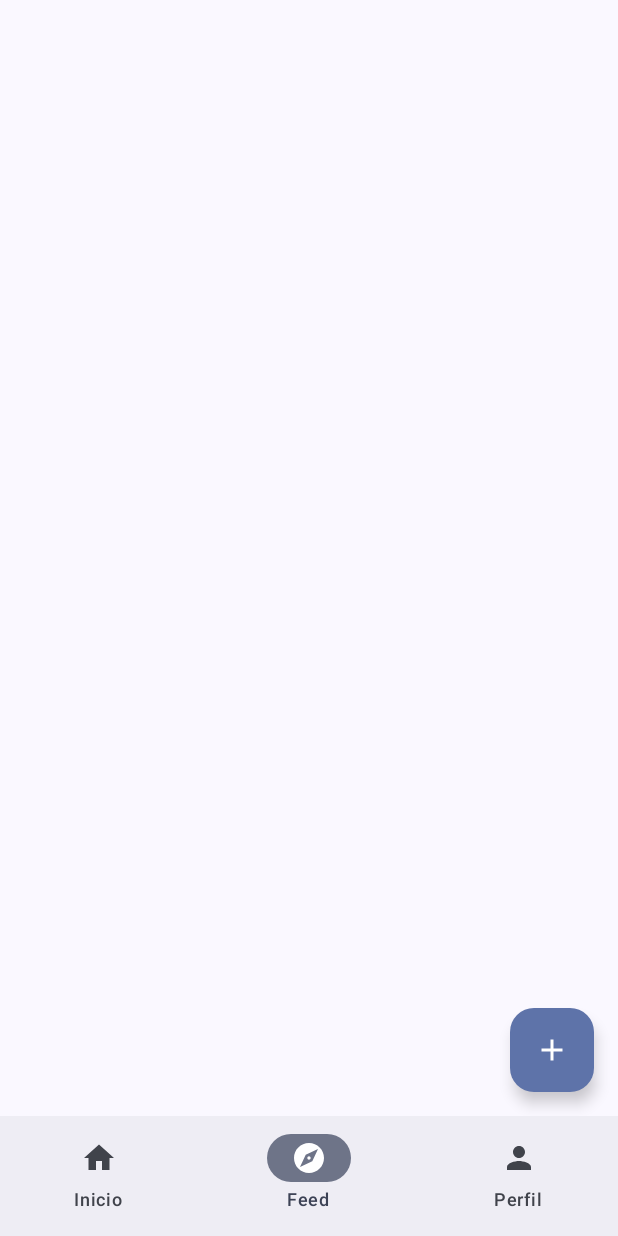
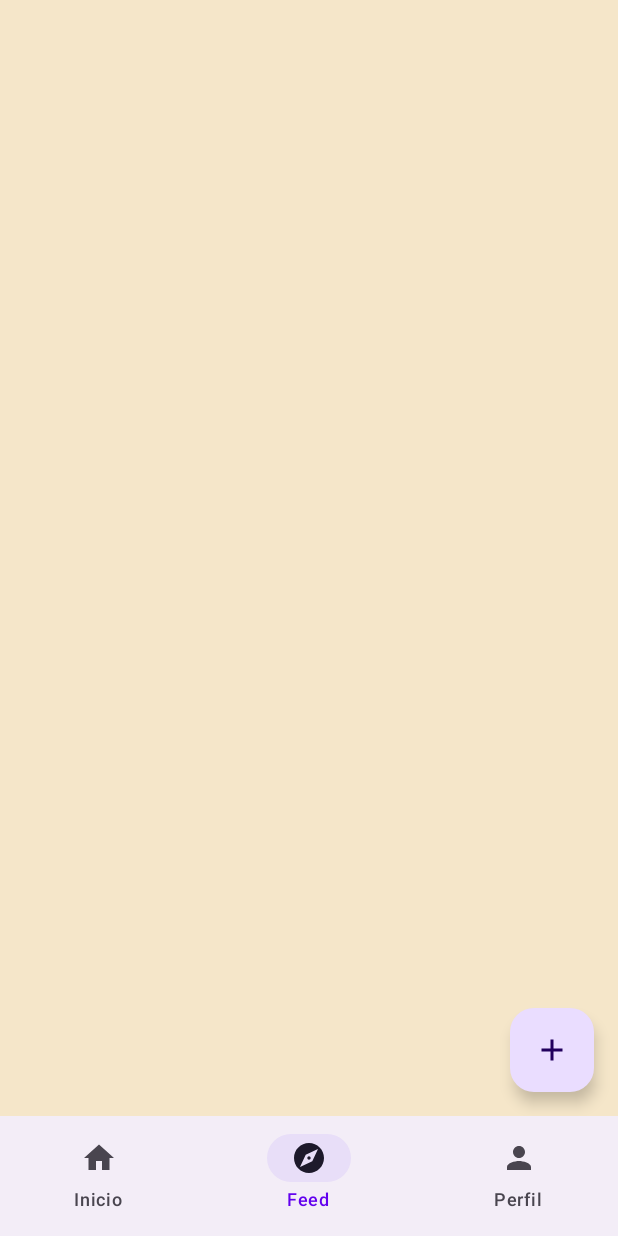
Before and after one commit to juanrobilara/progressian, an Android app built with Jetpack Compose: the screen it shows after launch (MainActivity), item 2 of the bottom bar chosen, on a phone screen of 412 x 824 dp. Run offline under Robolectric (Android 15) with nearby library versions, the phone set to English and light mode, and no system bars; our stand-ins replace Dagger/Hilt's generated code, Firebase (no records; nobody signed in at launch, a user with empty details on screens opened directly), Room's generated code; libraries missing offline, so code that uses them is left out: com.google.ai.client; pictures from the network do not load.

Commit message:
Refactor de UI v1: colores y componentes 1

```diff
--- a/app/build.gradle.kts
+++ b/app/build.gradle.kts
@@ -154,4 +154,7 @@ dependencies {
     //Gemini
     implementation("com.google.ai.client.generativeai:generativeai:0.9.0")
 
+    //Fonts
+    implementation("androidx.compose.ui:ui-text-google-fonts:1.5.4")
+
 }
--- /dev/null
+++ b/app/src/main/java/com/jurobil/progressian/core/audio/SoundManager.kt
@@ -0,0 +1,4 @@
+package com.jurobil.progressian.core.audio
+
+class SoundManager {
+}
--- a/app/src/main/java/com/jurobil/progressian/data/repository/HabitRepositoryImpl.kt
+++ b/app/src/main/java/com/jurobil/progressian/data/repository/HabitRepositoryImpl.kt
@@ -19,8 +19,11 @@ class HabitRepositoryImpl @Inject constructor(
 ) : HabitRepository {
 
     override fun getAllHabits(): Flow<List<Habit>> {
-        val currentUserId = auth.currentUser?.uid ?: return kotlinx.coroutines.flow.emptyFlow()
+        val currentUserId = auth.currentUser?.uid
 
+        if (currentUserId == null) {
+            return kotlinx.coroutines.flow.flowOf(emptyList())
+        }
         return dao.getAllHabits(currentUserId).map { list ->
             list.map { it.toDomain() }
         }
--- /dev/null
+++ b/app/src/main/java/com/jurobil/progressian/data/repository/SettingsRepository.kt
@@ -0,0 +1,30 @@
+package com.jurobil.progressian.data.repository
+
+import android.content.Context
+import androidx.datastore.preferences.core.booleanPreferencesKey
+import androidx.datastore.preferences.core.edit
+import androidx.datastore.preferences.preferencesDataStore
+import dagger.hilt.android.qualifiers.ApplicationContext
+import kotlinx.coroutines.flow.Flow
+import kotlinx.coroutines.flow.map
+import javax.inject.Inject
+import javax.inject.Singleton
+
+val Context.dataStore by preferencesDataStore(name = "settings")
+
+@Singleton
+class SettingsRepository @Inject constructor(
+    @ApplicationContext private val context: Context
+) {
+    private val IS_FIRST_TIME_KEY = booleanPreferencesKey("is_first_time")
+
+    val isFirstTime: Flow<Boolean> = context.dataStore.data.map { preferences ->
+        preferences[IS_FIRST_TIME_KEY] ?: true
+    }
+
+    suspend fun completeOnboarding() {
+        context.dataStore.edit { settings ->
+            settings[IS_FIRST_TIME_KEY] = false
+        }
+    }
+}
--- /dev/null
+++ b/app/src/main/java/com/jurobil/progressian/ui/components/RpgComponents.kt
@@ -0,0 +1,60 @@
+package com.jurobil.progressian.ui.components
+
+import androidx.compose.foundation.border
+import androidx.compose.foundation.shape.RoundedCornerShape
+import androidx.compose.material3.*
+import androidx.compose.runtime.Composable
+import androidx.compose.ui.Modifier
+import androidx.compose.ui.text.input.VisualTransformation
+import androidx.compose.ui.unit.dp
+
+@Composable
+fun RpgButton(
+    text: String,
+    onClick: () -> Unit,
+    modifier: Modifier = Modifier,
+    enabled: Boolean = true
+) {
+    Button(
+        onClick = onClick,
+        modifier = modifier
+            .border(2.dp, MaterialTheme.colorScheme.primary, RoundedCornerShape(8.dp)),
+        colors = ButtonDefaults.buttonColors(
+            containerColor = MaterialTheme.colorScheme.surface,
+            contentColor = MaterialTheme.colorScheme.primary
+        ),
+        shape = RoundedCornerShape(8.dp),
+        enabled = enabled
+    ) {
+        Text(
+            text = text.uppercase(),
+            style = MaterialTheme.typography.labelLarge
+        )
+    }
+}
+
+@Composable
+fun RpgTextField(
+    value: String,
+    onValueChange: (String) -> Unit,
+    label: String,
+    modifier: Modifier = Modifier,
+    visualTransformation: VisualTransformation = VisualTransformation.None
+) {
+    OutlinedTextField(
+        value = value,
+        onValueChange = onValueChange,
+        label = { Text(label) },
+        modifier = modifier,
+        colors = OutlinedTextFieldDefaults.colors(
+            focusedBorderColor = MaterialTheme.colorScheme.primary,
+            unfocusedBorderColor = MaterialTheme.colorScheme.outline.copy(alpha = 0.5f),
+            focusedTextColor = MaterialTheme.colorScheme.onBackground,
+            cursorColor = MaterialTheme.colorScheme.primary,
+            focusedLabelColor = MaterialTheme.colorScheme.primary
+        ),
+        shape = RoundedCornerShape(12.dp),
+        visualTransformation = visualTransformation,
+        singleLine = true
+    )
+}
--- a/app/src/main/java/com/jurobil/progressian/ui/screens/homeScreen/HomeScreen.kt
+++ b/app/src/main/java/com/jurobil/progressian/ui/screens/homeScreen/HomeScreen.kt
@@ -34,6 +34,7 @@ import androidx.hilt.navigation.compose.hiltViewModel
 import coil.compose.AsyncImage
 import com.jurobil.progressian.domain.model.Habit
 import com.jurobil.progressian.domain.model.Mission
+import com.jurobil.progressian.ui.components.RpgButton
 import com.jurobil.progressian.ui.screens.homeScreen.viewmodel.HomeViewModel
 
 @OptIn(ExperimentalMaterial3Api::class)
@@ -64,6 +65,26 @@ fun HomeScreen(
         }
         habitIdToUpdateImage = null
     }
+
+    val showWelcome by viewModel.showWelcomeDialog.collectAsState()
+    if (showWelcome) {
+        AlertDialog(
+            onDismissRequest = {},
+            containerColor = MaterialTheme.colorScheme.surface,
+            titleContentColor = MaterialTheme.colorScheme.primary,
+            textContentColor = MaterialTheme.colorScheme.onSurface,
+            title = {
+                Text("¡Bienvenido Aventurero!", style = MaterialTheme.typography.headlineMedium)
+            },
+            text = {
+                Text("Progressian convierte tu vida en un RPG.\n\n1. Crea Hábitos.\n2. Completa Misiones.\n3. Gana XP y sube de nivel.")
+            },
+            confirmButton = {
+                RpgButton(text = "Comenzar Aventura", onClick = { viewModel.onDismissWelcome() })
+            }
+        )
+    }
+
 
     LaunchedEffect(state.error) {
         if (state.error != null) {
@@ -122,7 +143,7 @@ fun HomeScreen(
                 TextButton(
                     onClick = {
                         showActionDialog = false
-                        showEditDialog = true // Abrir el de edición
+                        showEditDialog = true
                     }
                 ) { Text("Editar") }
             },
@@ -321,8 +342,8 @@ fun HabitCard(
             Text(
                 text = habit.description,
                 style = MaterialTheme.typography.bodySmall,
-                modifier = Modifier.fillMaxWidth() // Ocupa todo el ancho
-                // maxLines = 2
+                modifier = Modifier.fillMaxWidth()
+
             )
 
             HorizontalDivider(modifier = Modifier.padding(vertical = 8.dp))
@@ -370,8 +391,8 @@ fun HabitPreviewDialog(
     habit: Habit,
     onConfirm: () -> Unit,
     onDismiss: () -> Unit,
-    onDeleteMission: (String) -> Unit, // Callback borrar
-    onAddMission: (String) -> Unit     // Callback agregar
+    onDeleteMission: (String) -> Unit,
+    onAddMission: (String) -> Unit
 ) {
     var newMissionText by remember { mutableStateOf("") }
 
@@ -383,7 +404,7 @@ fun HabitPreviewDialog(
                 Text(habit.description, style = MaterialTheme.typography.bodySmall)
                 Spacer(modifier = Modifier.height(16.dp))
 
-                // Lista de misiones con scroll
+
                 LazyColumn(modifier = Modifier.heightIn(max = 200.dp)) {
                     items(habit.missions) { mission ->
                         Row(
@@ -401,7 +422,7 @@ fun HabitPreviewDialog(
 
                 HorizontalDivider(modifier = Modifier.padding(vertical = 8.dp))
 
-                // Input simple para agregar
+
                 Row(verticalAlignment = Alignment.CenterVertically) {
                     OutlinedTextField(
                         value = newMissionText,
--- a/app/src/main/java/com/jurobil/progressian/ui/screens/homeScreen/viewmodel/HomeViewModel.kt
+++ b/app/src/main/java/com/jurobil/progressian/ui/screens/homeScreen/viewmodel/HomeViewModel.kt
@@ -3,6 +3,7 @@ package com.jurobil.progressian.ui.screens.homeScreen.viewmodel
 import androidx.lifecycle.ViewModel
 import androidx.lifecycle.viewModelScope
 import com.jurobil.progressian.core.result.Result
+import com.jurobil.progressian.data.repository.SettingsRepository
 import com.jurobil.progressian.domain.model.Difficulty
 import com.jurobil.progressian.domain.model.Habit
 import com.jurobil.progressian.domain.model.Mission
@@ -35,6 +36,7 @@ data class HomeUiState(
 class HomeViewModel @Inject constructor(
     private val habitRepository: HabitRepository,
     private val userRepository: UserRepository,
+    private val settingsRepository: SettingsRepository,
     private val generateHabitPlanUseCase: GenerateHabitPlanUseCase,
     private val completeMissionUseCase: CompleteMissionUseCase,
     private val updateMissionStatusUseCase: UpdateMissionStatusUseCase
@@ -64,6 +66,19 @@ class HomeViewModel @Inject constructor(
     private fun loginAnonymously() {
         viewModelScope.launch {
             userRepository.loginAnonymously()
+        }
+    }
+
+    val showWelcomeDialog = settingsRepository.isFirstTime
+        .stateIn(
+            scope = viewModelScope,
+            started = SharingStarted.WhileSubscribed(5000),
+            initialValue = false
+        )
+
+    fun onDismissWelcome() {
+        viewModelScope.launch {
+            settingsRepository.completeOnboarding()
         }
     }
 
--- a/app/src/main/java/com/jurobil/progressian/ui/theme/Color.kt
+++ b/app/src/main/java/com/jurobil/progressian/ui/theme/Color.kt
@@ -9,3 +9,22 @@ val Pink80 = Color(0xFFEFB8C8)
 val Purple40 = Color(0xFF6650a4)
 val PurpleGrey40 = Color(0xFF625b71)
 val Pink40 = Color(0xFF7D5260)
+
+val Gold80 = Color(0xFFFFD700)
+val Gold40 = Color(0xFF8B7500)
+
+
+val Arcane80 = Color(0xFFBB86FC)
+val Arcane40 = Color(0xFF6200EE)
+
+
+val DungeonBlack = Color(0xFF121212)
+val DungeonGray = Color(0xFF1E1E1E)
+
+
+val ParchmentPaper = Color(0xFFF5E6C9)
+val InkBlack = Color(0xFF1C1B1F)
+
+
+val CrimsonRed = Color(0xFFCF6679)
+val BloodRed = Color(0xFFB00020)
--- a/app/src/main/java/com/jurobil/progressian/ui/theme/Theme.kt
+++ b/app/src/main/java/com/jurobil/progressian/ui/theme/Theme.kt
@@ -9,35 +9,42 @@ import androidx.compose.material3.dynamicDarkColorScheme
 import androidx.compose.material3.dynamicLightColorScheme
 import androidx.compose.material3.lightColorScheme
 import androidx.compose.runtime.Composable
+import androidx.compose.runtime.SideEffect
+import androidx.compose.ui.graphics.toArgb
 import androidx.compose.ui.platform.LocalContext
+import androidx.compose.ui.platform.LocalView
+import androidx.core.view.WindowCompat
 
 private val DarkColorScheme = darkColorScheme(
-    primary = Purple80,
-    secondary = PurpleGrey80,
-    tertiary = Pink80
+    primary = Gold80,
+    onPrimary = DungeonBlack,
+    secondary = Arcane80,
+    onSecondary = DungeonBlack,
+    background = DungeonBlack,
+    onBackground = ParchmentPaper,
+    surface = DungeonGray,
+    onSurface = ParchmentPaper,
+    error = CrimsonRed,
+    onError = DungeonBlack
 )
 
 private val LightColorScheme = lightColorScheme(
-    primary = Purple40,
-    secondary = PurpleGrey40,
-    tertiary = Pink40
-
-    /* Other default colors to override
-    background = Color(0xFFFFFBFE),
-    surface = Color(0xFFFFFBFE),
-    onPrimary = Color.White,
-    onSecondary = Color.White,
-    onTertiary = Color.White,
-    onBackground = Color(0xFF1C1B1F),
-    onSurface = Color(0xFF1C1B1F),
-    */
+    primary = Gold40,
+    onPrimary = ParchmentPaper,
+    secondary = Arcane40,
+    onSecondary = ParchmentPaper,
+    background = ParchmentPaper,
+    onBackground = InkBlack,
+    surface = ParchmentPaper,
+    onSurface = InkBlack,
+    error = BloodRed,
+    onError = ParchmentPaper
 )
 
 @Composable
 fun ProgressianTheme(
     darkTheme: Boolean = isSystemInDarkTheme(),
-    // Dynamic color is available on Android 12+
-    dynamicColor: Boolean = true,
+    dynamicColor: Boolean = false,
     content: @Composable () -> Unit
 ) {
     val colorScheme = when {
@@ -45,9 +52,17 @@ fun ProgressianTheme(
             val context = LocalContext.current
             if (darkTheme) dynamicDarkColorScheme(context) else dynamicLightColorScheme(context)
         }
-
         darkTheme -> DarkColorScheme
         else -> LightColorScheme
+    }
+
+    val view = LocalView.current
+    if (!view.isInEditMode) {
+        SideEffect {
+            val window = (view.context as Activity).window
+            window.statusBarColor = colorScheme.background.toArgb()
+            WindowCompat.getInsetsController(window, view).isAppearanceLightStatusBars = !darkTheme
+        }
     }
 
     MaterialTheme(
```
Also changed, not shown: app/src/main/java/com/jurobil/progressian/ui/screens/loginScreen/LoginScreen.kt (+54 -42 lines).
